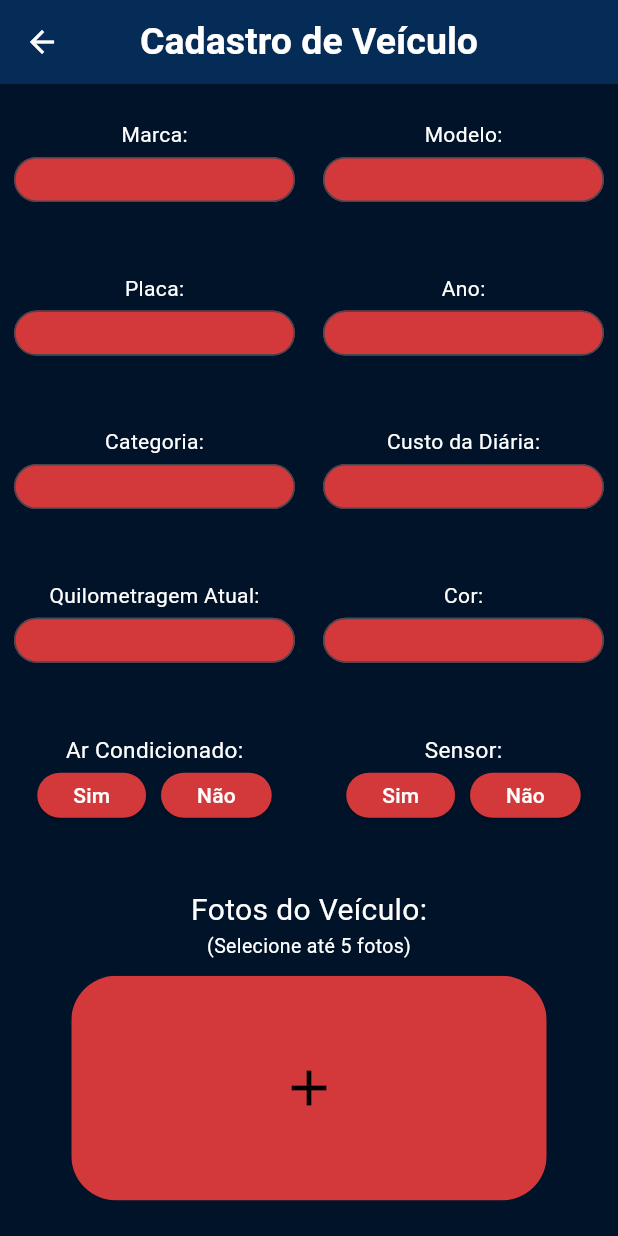
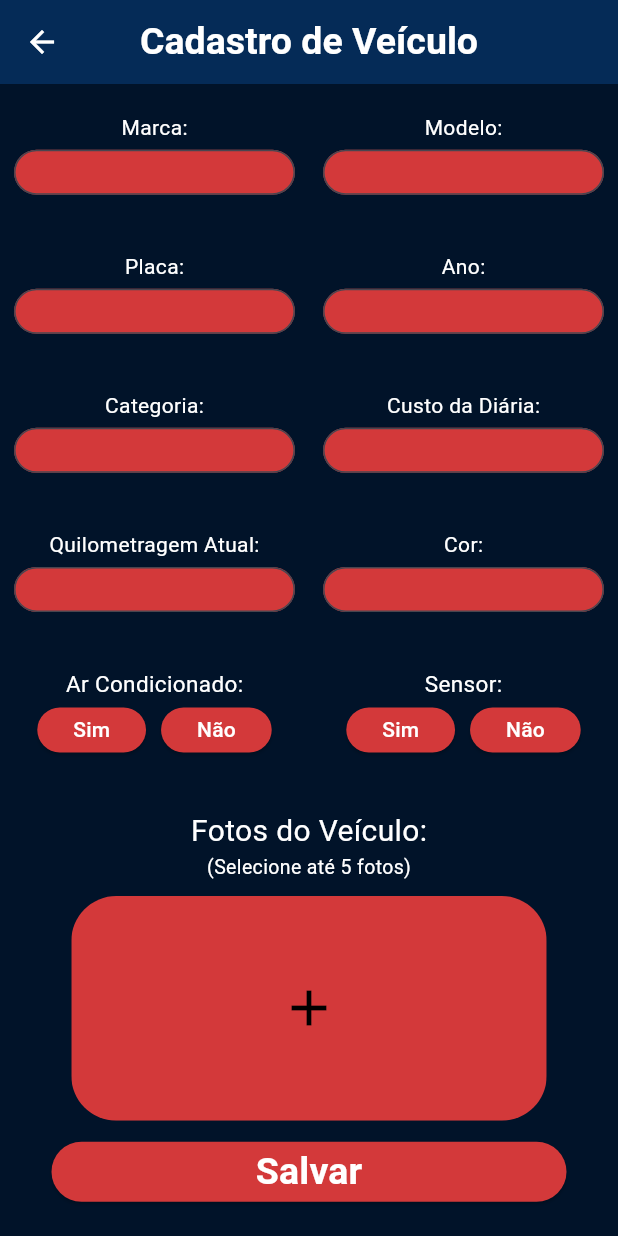
Before and after one commit to BernardoPeixer/SSAuto, a Flutter app: the VehicleRegistration screen opened by its route, on a phone screen of 412 x 824 dp. Run offline on Flutter 3.47's test engine with Material 3 defaults, Android fonts, the phone set to English and light mode, and no system bars; our stand-ins replace sqflite; accounts and stored records are empty.

```diff
--- /dev/null
+++ b/lib/states/vehicleRegistrationState.dart
@@ -0,0 +1,52 @@
+import 'package:flutter/cupertino.dart';
+import 'package:flutter/material.dart';
+import 'package:flutter/widgets.dart';
+import 'package:provider/provider.dart';
+
+class VehicleRegistrationState with ChangeNotifier {
+  bool isPressedYesButton = false;
+  bool isPressedNoButton = false;
+  final keyFormVehicle = GlobalKey<FormState>();
+
+  final _controllerBrand = TextEditingController();
+  TextEditingController get controllerBrand => _controllerBrand;
+
+  final _controllerModel = TextEditingController();
+  TextEditingController get controllerModel => _controllerModel;
+
+  final _controllerLicensePlate = TextEditingController();
+  TextEditingController get controllerLicensePlate => _controllerLicensePlate;
+
+  final _controllerYear = TextEditingController();
+  TextEditingController get controllerYear => _controllerYear;
+
+  final _controllerCategory = TextEditingController();
+  TextEditingController get controllerCategory => _controllerCategory;
+
+  final _controllerDailyCost = TextEditingController();
+  TextEditingController get controllerDailyCost => _controllerDailyCost;
+
+  final _controllerMileage = TextEditingController();
+  TextEditingController get controllerMileage => _controllerMileage;
+
+  final _controllerColor = TextEditingController();
+  TextEditingController get controllerColor => _controllerColor;
+
+  String? name(String? value) {
+    if (value == null || value.length < 5) {
+      return 'O nome deve conter mais de 5 letras';
+    }
+  }
+
+  void pressedNoButton() {
+    isPressedNoButton = isPressedNoButton = true;
+    isPressedYesButton = isPressedYesButton = false;
+    notifyListeners();
+  }
+
+  void pressedYesButton() {
+    isPressedYesButton = isPressedYesButton = true;
+    isPressedNoButton = isPressedNoButton = false;
+    notifyListeners();
+  }
+}
--- a/lib/view/vehicleRegistration.dart
+++ b/lib/view/vehicleRegistration.dart
@@ -1,5 +1,5 @@
 import 'package:flutter/material.dart';
-import 'package:ss_auto/model/vehicleRegistrationState.dart';
+import 'package:ss_auto/states/vehicleRegistrationState.dart';
 import 'package:ss_auto/view/widgets/optionYesNo.dart';
 import 'package:ss_auto/view/widgets/textFormFieldVehicles.dart';
 import 'package:provider/provider.dart';
@@ -16,6 +16,7 @@ class VehicleRegistration extends StatelessWidget {
       create: (context) => VehicleRegistrationState(),
       child: Consumer<VehicleRegistrationState>(builder: (context, state, _) {
         return Scaffold(
+          resizeToAvoidBottomInset: false,
           backgroundColor: blue,
           appBar: AppBar(
             iconTheme: const IconThemeData(color: Colors.white),
@@ -30,37 +31,88 @@ class VehicleRegistration extends StatelessWidget {
               ),
             ),
           ),
-          body: Column(
+          body: Form(
+            key: state.keyFormVehicle,
+            child: Column(
               mainAxisAlignment: MainAxisAlignment.spaceAround,
               children: [
                 Row(
                   mainAxisAlignment: MainAxisAlignment.spaceAround,
                   children: [
-                  TextFormFieldVehicles(title: 'Marca:', color: orange),
-                  TextFormFieldVehicles(title: 'Modelo:', color: orange),
-                ],
+                    TextFormFieldVehicles(
+                      title: 'Marca:',
+                      color: orange,
+                      controller: state.controllerBrand,
+                      validator: (value) =>
+                          state.name(state.controllerBrand.text),
                     ),
-              Row(
-                mainAxisAlignment: MainAxisAlignment.spaceAround,
-                children: [
-                  TextFormFieldVehicles(title: 'Placa:', color: orange),
-                  TextFormFieldVehicles(title: 'Ano:', color: orange),
-                ],
+                    TextFormFieldVehicles(
+                      title: 'Modelo:',
+                      color: orange,
+                      controller: state.controllerModel,
+                      validator: (value) =>
+                          state.name(state.controllerModel.text),
                     ),
-              Row(
-                mainAxisAlignment: MainAxisAlignment.spaceAround,
-                children: [
-                  TextFormFieldVehicles(title: 'Categoria:', color: orange),
-                  TextFormFieldVehicles(
-                      title: 'Custo da Diária:', color: orange),
                   ],
                 ),
                 Row(
                   mainAxisAlignment: MainAxisAlignment.spaceAround,
                   children: [
                     TextFormFieldVehicles(
-                      title: 'Quilometragem Atual:', color: orange),
-                  TextFormFieldVehicles(title: 'Cor:', color: orange),
+                      title: 'Placa:',
+                      color: orange,
+                      controller: state.controllerLicensePlate,
+                      validator: (value) =>
+                          state.name(state.controllerLicensePlate.text),
+                    ),
+                    TextFormFieldVehicles(
+                      title: 'Ano:',
+                      color: orange,
+                      controller: state.controllerYear,
+                      validator: (value) =>
+                          state.name(state.controllerYear.text),
+                    ),
+                  ],
+                ),
+                Row(
+                  mainAxisAlignment: MainAxisAlignment.spaceAround,
+                  children: [
+                    TextFormFieldVehicles(
+                      title: 'Categoria:',
+                      color: orange,
+                      controller: state.controllerCategory,
+                      validator: (value) =>
+                          state.name(state.controllerCategory.text),
+                    ),
+                    TextFormFieldVehicles(
+                      title: 'Custo da Diária:',
+                      color: orange,
+                      controller: state.controllerDailyCost,
+                      validator: (value) =>
+                          state.name(state.controllerDailyCost.text),
+                      inputType: TextInputType.number,
+                    ),
+                  ],
+                ),
+                Row(
+                  mainAxisAlignment: MainAxisAlignment.spaceAround,
+                  children: [
+                    TextFormFieldVehicles(
+                      title: 'Quilometragem Atual:',
+                      color: orange,
+                      controller: state.controllerMileage,
+                      validator: (value) =>
+                          state.name(state.controllerMileage.text),
+                      inputType: TextInputType.number,
+                    ),
+                    TextFormFieldVehicles(
+                      title: 'Cor:',
+                      color: orange,
+                      controller: state.controllerColor,
+                      validator: (value) =>
+                          state.name(state.controllerColor.text),
+                      inputType: TextInputType.text,
+                    ),
                   ],
                 ),
                 Row(
@@ -89,7 +141,7 @@ class VehicleRegistration extends StatelessWidget {
                           style: TextStyle(color: Colors.white, fontSize: 13),
                         ),
                         const SizedBox(
-                        height: 10 ,
+                          height: 10,
                         ),
                         ClipRRect(
                           borderRadius: BorderRadius.circular(30),
@@ -109,12 +161,34 @@ class VehicleRegistration extends StatelessWidget {
                             ),
                           ),
                         ),
+                        const SizedBox(height: 10),
+                        SizedBox(
+                          width: MediaQuery.of(context).size.width / 1.2,
+                          child: ElevatedButton(
+                            style: ButtonStyle(
+                              backgroundColor: WidgetStatePropertyAll(orange),
+                            ),
+                            onPressed: () {
+                              if(state.keyFormVehicle.currentState!.validate()) {
+                                Navigator.pop(context);
+                              }
+                            },
+                            child: const Text(
+                              'Salvar',
+                              style: TextStyle(
+                                  color: Colors.white,
+                                  fontSize: 25,
+                                  fontWeight: FontWeight.bold),
+                            ),
+                          ),
+                        )
                       ],
                     )
                   ],
                 )
               ],
             ),
+          ),
         );
       }),
     );
--- a/lib/view/widgets/optionYesNo.dart
+++ b/lib/view/widgets/optionYesNo.dart
@@ -1,6 +1,6 @@
 import 'package:flutter/material.dart';
 import 'package:provider/provider.dart';
-import 'package:ss_auto/model/vehicleRegistrationState.dart';
+import 'package:ss_auto/states/vehicleRegistrationState.dart';
 
 class OptionYesNo extends StatelessWidget {
   final String title;
--- a/lib/view/widgets/textFormFieldVehicles.dart
+++ b/lib/view/widgets/textFormFieldVehicles.dart
@@ -3,8 +3,17 @@ import 'package:flutter/material.dart';
 class TextFormFieldVehicles extends StatelessWidget {
   final String title;
   final Color color;
+  final TextEditingController? controller;
+  final String? Function(String?)? validator;
+  final TextInputType? inputType;
 
-  const TextFormFieldVehicles({required this.title, required this.color});
+  const TextFormFieldVehicles(
+      {super.key,
+      required this.title,
+      required this.color,
+      this.controller,
+      this.validator,
+      this.inputType});
 
   @override
   Widget build(BuildContext context) {
@@ -13,7 +22,7 @@ class TextFormFieldVehicles extends StatelessWidget {
       children: [
         Text(
           title,
-          style: TextStyle(fontSize: 14.0, color: Colors.white),
+          style: const TextStyle(fontSize: 14.0, color: Colors.white),
         ),
         const SizedBox(
           height: 5.0,
@@ -22,6 +31,9 @@ class TextFormFieldVehicles extends StatelessWidget {
           width: MediaQuery.of(context).size.width / 2.2,
           height: 30,
           child: TextFormField(
+            keyboardType: inputType,
+            validator: validator,
+            controller: controller,
             decoration: InputDecoration(
               filled: true,
               fillColor: color,
--- a/pubspec.yaml
+++ b/pubspec.yaml
@@ -37,6 +37,7 @@ dependencies:
   cupertino_icons: ^1.0.6
   flutter_native_splash: ^2.4.0
   provider: ^6.1.2
+  sqflite: ^2.3.3+1
 
 dev_dependencies:
   flutter_test:
```
Also changed, not shown: lib/controller/customerController.dart (added, +13 -0 lines), lib/controller/managerController.dart (added, +13 -0 lines), lib/controller/vehicleController.dart (added, +13 -0 lines), lib/database/database.dart (added, +22 -0 lines), lib/model/customerModel.dart (added, +54 -0 lines), lib/model/managerModel.dart (added, +54 -0 lines), lib/model/vehicleModel.dart (added, +64 -0 lines), lib/model/vehicleRegistrationState.dart (deleted, +0 -21 lines), lib/view/homePage.dart (+9 -12 lines), pubspec.lock, 1 other file. Lines whose indentation alone changed are shown as unchanged.
